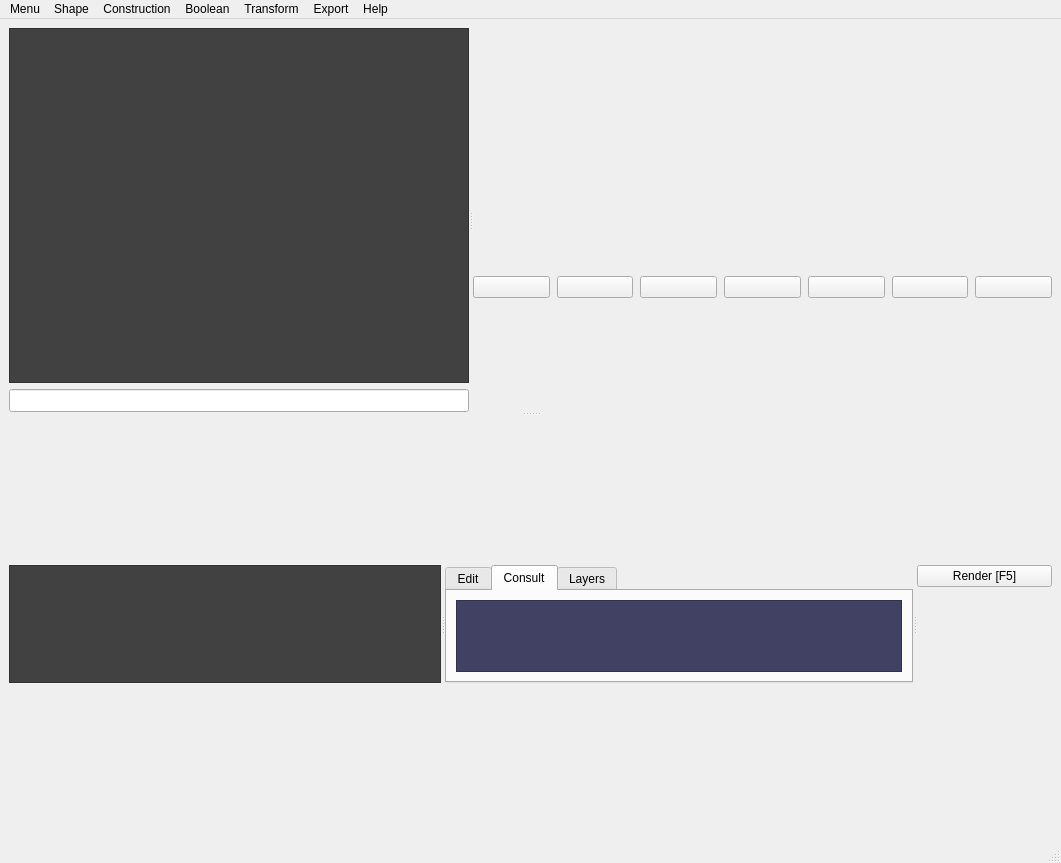
First picture: the form in poccad.ui, repository Tanneguydv/poccad, before the edit.
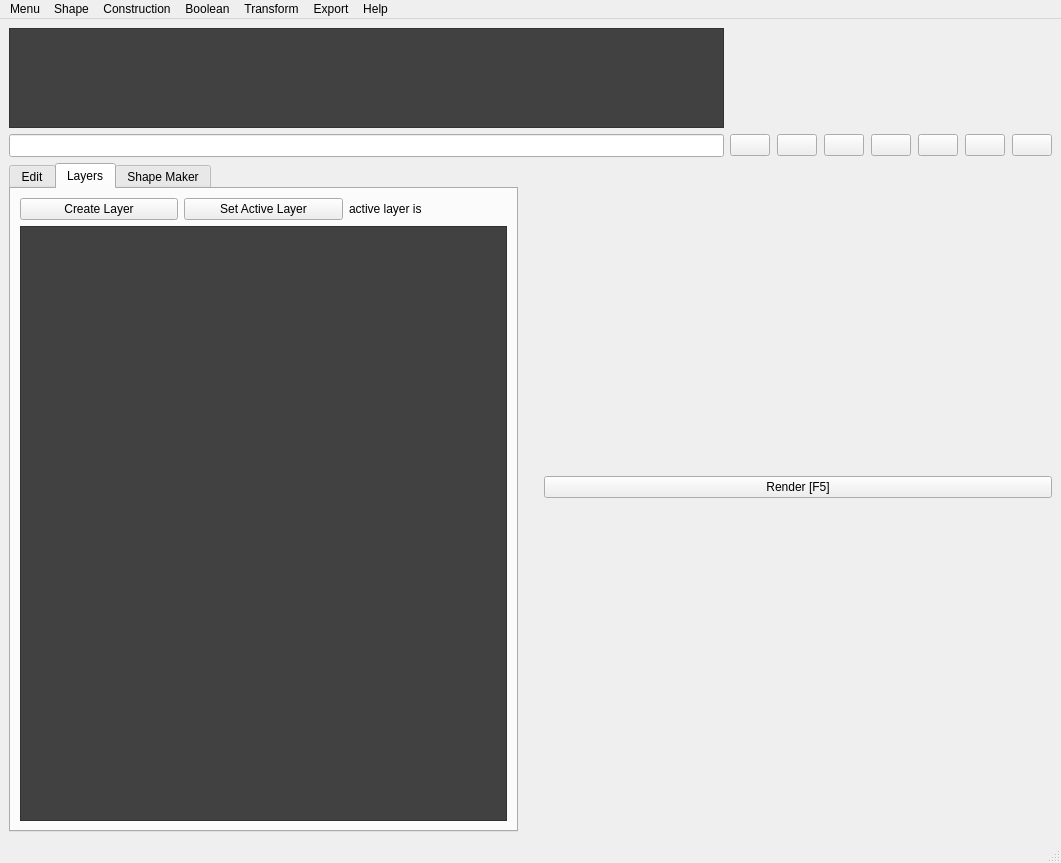
Second picture: the form after the edit. The open tabs and pages were chosen to show the change. Icons and pictures are not drawn. Custom widgets are drawn as their Qt base class.

Patch:
```diff
--- a/poccad.ui
+++ b/poccad.ui
@@ -25,20 +25,10 @@
      <verstretch>0</verstretch>
     </sizepolicy>
    </property>
+   <layout class="QGridLayout" name="gridLayout_3">
+    <item row="0" column="0">
    <layout class="QGridLayout" name="gridLayout">
     <item row="0" column="0">
-     <widget class="QSplitter" name="splitter_3">
-      <property name="orientation">
-       <enum>Qt::Vertical</enum>
-      </property>
-      <widget class="QWidget" name="horizontalLayoutWidget_4">
-       <layout class="QHBoxLayout" name="horizontalLayout_8">
-        <item>
-         <widget class="QSplitter" name="splitter_2">
-          <property name="orientation">
-           <enum>Qt::Horizontal</enum>
-          </property>
-          <widget class="QWidget" name="gridLayoutWidget">
            <layout class="QVBoxLayout" name="verticalLayout_2">
             <item>
              <widget class="QPlainTextEdit" name="output">
@@ -48,6 +38,18 @@
                 <verstretch>0</verstretch>
                </sizepolicy>
               </property>
+          <property name="minimumSize">
+           <size>
+            <width>300</width>
+            <height>20</height>
+           </size>
+          </property>
+          <property name="maximumSize">
+           <size>
+            <width>16777215</width>
+            <height>100</height>
+           </size>
+          </property>
               <property name="palette">
                <palette>
                 <active>
@@ -170,7 +172,6 @@
                <font>
                 <family>Consolas</family>
                 <pointsize>9</pointsize>
-                <weight>50</weight>
                 <italic>false</italic>
                 <bold>false</bold>
                </font>
@@ -201,6 +202,12 @@
                 <verstretch>0</verstretch>
                </sizepolicy>
               </property>
+          <property name="minimumSize">
+           <size>
+            <width>300</width>
+            <height>10</height>
+           </size>
+          </property>
               <property name="font">
                <font>
                 <family>Consolas</family>
@@ -213,8 +220,8 @@
              </widget>
             </item>
            </layout>
-          </widget>
-          <widget class="QWidget" name="layoutWidget">
+      </item>
+      <item row="0" column="1">
            <layout class="QVBoxLayout" name="verticalLayout">
             <item>
              <layout class="QGridLayout" name="gridLayout_2">
@@ -226,6 +233,12 @@
                   <verstretch>0</verstretch>
                  </sizepolicy>
                 </property>
+            <property name="maximumSize">
+             <size>
+              <width>100</width>
+              <height>100</height>
+             </size>
+            </property>
                 <property name="text">
                  <string/>
                 </property>
@@ -324,184 +337,10 @@
              </layout>
             </item>
            </layout>
-          </widget>
-         </widget>
-        </item>
-       </layout>
-      </widget>
-      <widget class="QWidget" name="horizontalLayoutWidget_3">
-       <layout class="QHBoxLayout" name="horizontalLayout_7">
-        <item>
-         <widget class="QSplitter" name="splitter">
-          <property name="sizePolicy">
-           <sizepolicy hsizetype="Expanding" vsizetype="Preferred">
-            <horstretch>0</horstretch>
-            <verstretch>20</verstretch>
-           </sizepolicy>
-          </property>
-          <property name="orientation">
-           <enum>Qt::Horizontal</enum>
-          </property>
-          <widget class="QWidget" name="horizontalLayoutWidget">
+      </item>
+      <item row="1" column="0" colspan="2">
            <layout class="QHBoxLayout" name="horizontalLayout">
             <item>
-             <widget class="QTreeWidget" name="treeWidget">
-              <property name="sizePolicy">
-               <sizepolicy hsizetype="Preferred" vsizetype="Expanding">
-                <horstretch>0</horstretch>
-                <verstretch>0</verstretch>
-               </sizepolicy>
-              </property>
-              <property name="palette">
-               <palette>
-                <active>
-                 <colorrole role="Button">
-                  <brush brushstyle="SolidPattern">
-                   <color alpha="255">
-                    <red>65</red>
-                    <green>65</green>
-                    <blue>65</blue>
-                   </color>
-                  </brush>
-                 </colorrole>
-                 <colorrole role="Text">
-                  <brush brushstyle="SolidPattern">
-                   <color alpha="255">
-                    <red>255</red>
-                    <green>255</green>
-                    <blue>255</blue>
-                   </color>
-                  </brush>
-                 </colorrole>
-                 <colorrole role="Base">
-                  <brush brushstyle="SolidPattern">
-                   <color alpha="255">
-                    <red>65</red>
-                    <green>65</green>
-                    <blue>65</blue>
-                   </color>
-                  </brush>
-                 </colorrole>
-                 <colorrole role="Window">
-                  <brush brushstyle="SolidPattern">
-                   <color alpha="255">
-                    <red>65</red>
-                    <green>65</green>
-                    <blue>65</blue>
-                   </color>
-                  </brush>
-                 </colorrole>
-                </active>
-                <inactive>
-                 <colorrole role="Button">
-                  <brush brushstyle="SolidPattern">
-                   <color alpha="255">
-                    <red>65</red>
-                    <green>65</green>
-                    <blue>65</blue>
-                   </color>
-                  </brush>
-                 </colorrole>
-                 <colorrole role="Text">
-                  <brush brushstyle="SolidPattern">
-                   <color alpha="255">
-                    <red>255</red>
-                    <green>255</green>
-                    <blue>255</blue>
-                   </color>
-                  </brush>
-                 </colorrole>
-                 <colorrole role="Base">
-                  <brush brushstyle="SolidPattern">
-                   <color alpha="255">
-                    <red>65</red>
-                    <green>65</green>
-                    <blue>65</blue>
-                   </color>
-                  </brush>
-                 </colorrole>
-                 <colorrole role="Window">
-                  <brush brushstyle="SolidPattern">
-                   <color alpha="255">
-                    <red>65</red>
-                    <green>65</green>
-                    <blue>65</blue>
-                   </color>
-                  </brush>
-                 </colorrole>
-                </inactive>
-                <disabled>
-                 <colorrole role="Button">
-                  <brush brushstyle="SolidPattern">
-                   <color alpha="255">
-                    <red>65</red>
-                    <green>65</green>
-                    <blue>65</blue>
-                   </color>
-                  </brush>
-                 </colorrole>
-                 <colorrole role="Text">
-                  <brush brushstyle="SolidPattern">
-                   <color alpha="255">
-                    <red>120</red>
-                    <green>120</green>
-                    <blue>120</blue>
-                   </color>
-                  </brush>
-                 </colorrole>
-                 <colorrole role="Base">
-                  <brush brushstyle="SolidPattern">
-                   <color alpha="255">
-                    <red>65</red>
-                    <green>65</green>
-                    <blue>65</blue>
-                   </color>
-                  </brush>
-                 </colorrole>
-                 <colorrole role="Window">
-                  <brush brushstyle="SolidPattern">
-                   <color alpha="255">
-                    <red>65</red>
-                    <green>65</green>
-                    <blue>65</blue>
-                   </color>
-                  </brush>
-                 </colorrole>
-                </disabled>
-               </palette>
-              </property>
-              <property name="contextMenuPolicy">
-               <enum>Qt::CustomContextMenu</enum>
-              </property>
-              <property name="styleSheet">
-               <string notr="true">background-color:rgb(65, 65, 65);
-</string>
-              </property>
-              <property name="dragEnabled">
-               <bool>true</bool>
-              </property>
-              <property name="dragDropMode">
-               <enum>QAbstractItemView::DragOnly</enum>
-              </property>
-              <property name="selectionMode">
-               <enum>QAbstractItemView::ExtendedSelection</enum>
-              </property>
-              <property name="indentation">
-               <number>15</number>
-              </property>
-              <property name="headerHidden">
-               <bool>true</bool>
-              </property>
-              <column>
-               <property name="text">
-                <string notr="true">1</string>
-               </property>
-              </column>
-             </widget>
-            </item>
-           </layout>
-          </widget>
-          <widget class="QWidget" name="horizontalLayoutWidget_2">
            <layout class="QHBoxLayout" name="horizontalLayout_6">
             <item>
              <widget class="QTabWidget" name="tabWidget">
@@ -677,173 +516,7 @@
                 </item>
                </layout>
               </widget>
-              <widget class="QWidget" name="tab_4">
-               <property name="sizePolicy">
-                <sizepolicy hsizetype="Expanding" vsizetype="Expanding">
-                 <horstretch>0</horstretch>
-                 <verstretch>0</verstretch>
-                </sizepolicy>
-               </property>
-               <attribute name="title">
-                <string>Consult</string>
-               </attribute>
-               <layout class="QHBoxLayout" name="horizontalLayout_2">
-                <item>
-                 <widget class="CodeEditor" name="Consult">
-                  <property name="sizePolicy">
-                   <sizepolicy hsizetype="Preferred" vsizetype="Preferred">
-                    <horstretch>0</horstretch>
-                    <verstretch>0</verstretch>
-                   </sizepolicy>
-                  </property>
-                  <property name="palette">
-                   <palette>
-                    <active>
-                     <colorrole role="Button">
-                      <brush brushstyle="SolidPattern">
-                       <color alpha="255">
-                        <red>65</red>
-                        <green>65</green>
-                        <blue>100</blue>
-                       </color>
-                      </brush>
-                     </colorrole>
-                     <colorrole role="Text">
-                      <brush brushstyle="SolidPattern">
-                       <color alpha="255">
-                        <red>255</red>
-                        <green>255</green>
-                        <blue>255</blue>
-                       </color>
-                      </brush>
-                     </colorrole>
-                     <colorrole role="Base">
-                      <brush brushstyle="SolidPattern">
-                       <color alpha="255">
-                        <red>65</red>
-                        <green>65</green>
-                        <blue>100</blue>
-                       </color>
-                      </brush>
-                     </colorrole>
-                     <colorrole role="Window">
-                      <brush brushstyle="SolidPattern">
-                       <color alpha="255">
-                        <red>65</red>
-                        <green>65</green>
-                        <blue>100</blue>
-                       </color>
-                      </brush>
-                     </colorrole>
-                    </active>
-                    <inactive>
-                     <colorrole role="Button">
-                      <brush brushstyle="SolidPattern">
-                       <color alpha="255">
-                        <red>65</red>
-                        <green>65</green>
-                        <blue>100</blue>
-                       </color>
-                      </brush>
-                     </colorrole>
-                     <colorrole role="Text">
-                      <brush brushstyle="SolidPattern">
-                       <color alpha="255">
-                        <red>255</red>
-                        <green>255</green>
-                        <blue>255</blue>
-                       </color>
-                      </brush>
-                     </colorrole>
-                     <colorrole role="Base">
-                      <brush brushstyle="SolidPattern">
-                       <color alpha="255">
-                        <red>65</red>
-                        <green>65</green>
-                        <blue>100</blue>
-                       </color>
-                      </brush>
-                     </colorrole>
-                     <colorrole role="Window">
-                      <brush brushstyle="SolidPattern">
-                       <color alpha="255">
-                        <red>65</red>
-                        <green>65</green>
-                        <blue>100</blue>
-                       </color>
-                      </brush>
-                     </colorrole>
-                    </inactive>
-                    <disabled>
-                     <colorrole role="Button">
-                      <brush brushstyle="SolidPattern">
-                       <color alpha="255">
-                        <red>65</red>
-                        <green>65</green>
-                        <blue>100</blue>
-                       </color>
-                      </brush>
-                     </colorrole>
-                     <colorrole role="Text">
-                      <brush brushstyle="SolidPattern">
-                       <color alpha="255">
-                        <red>120</red>
-                        <green>120</green>
-                        <blue>120</blue>
-                       </color>
-                      </brush>
-                     </colorrole>
-                     <colorrole role="Base">
-                      <brush brushstyle="SolidPattern">
-                       <color alpha="255">
-                        <red>65</red>
-                        <green>65</green>
-                        <blue>100</blue>
-                       </color>
-                      </brush>
-                     </colorrole>
-                     <colorrole role="Window">
-                      <brush brushstyle="SolidPattern">
-                       <color alpha="255">
-                        <red>65</red>
-                        <green>65</green>
-                        <blue>100</blue>
-                       </color>
-                      </brush>
-                     </colorrole>
-                    </disabled>
-                   </palette>
-                  </property>
-                  <property name="font">
-                   <font>
-                    <family>Consolas</family>
-                    <pointsize>10</pointsize>
-                    <weight>50</weight>
-                    <italic>false</italic>
-                    <bold>false</bold>
-                   </font>
-                  </property>
-                  <property name="styleSheet">
-                   <string notr="true">background-color:rgb(65, 65, 100);
-font: 10pt &quot;Consolas&quot;;</string>
-                  </property>
-                  <property name="tabChangesFocus">
-                   <bool>false</bool>
-                  </property>
-                  <property name="lineWrapMode">
-                   <enum>QPlainTextEdit::NoWrap</enum>
-                  </property>
-                  <property name="readOnly">
-                   <bool>true</bool>
-                  </property>
-                  <property name="tabStopWidth">
-                   <number>20</number>
-                  </property>
-                 </widget>
-                </item>
-               </layout>
-              </widget>
-              <widget class="QWidget" name="tab">
+            <widget class="QWidget" name="tab_layers">
                <property name="sizePolicy">
                 <sizepolicy hsizetype="Expanding" vsizetype="Expanding">
                  <horstretch>0</horstretch>
@@ -853,7 +526,32 @@
                <attribute name="title">
                 <string>Layers</string>
                </attribute>
-               <layout class="QHBoxLayout" name="horizontalLayout_5">
+             <layout class="QVBoxLayout" name="verticalLayout_4">
+              <item>
+               <layout class="QHBoxLayout" name="horizontalLayout_2">
+                <item>
+                 <widget class="QPushButton" name="create_layer_button">
+                  <property name="text">
+                   <string>Create Layer</string>
+                  </property>
+                 </widget>
+                </item>
+                <item>
+                 <widget class="QPushButton" name="set_active_layer_button">
+                  <property name="text">
+                   <string>Set Active Layer</string>
+                  </property>
+                 </widget>
+                </item>
+                <item>
+                 <widget class="QLabel" name="active_layer_label">
+                  <property name="text">
+                   <string>active layer is</string>
+                  </property>
+                 </widget>
+                </item>
+               </layout>
+              </item>
                 <item>
                  <widget class="QTreeWidget" name="treelayers">
                   <property name="sizePolicy">
@@ -1002,11 +700,36 @@
                 </item>
                </layout>
               </widget>
-             </widget>
+            <widget class="QWidget" name="tab_shape_maker">
+             <attribute name="title">
+              <string>Shape Maker</string>
+             </attribute>
+             <layout class="QGridLayout" name="gridLayout_4">
+              <item row="0" column="0">
+               <layout class="QVBoxLayout" name="shape_maker_layout"/>
             </item>
            </layout>
           </widget>
-          <widget class="QWidget" name="verticalLayoutWidget">
+           </widget>
+          </item>
+         </layout>
+        </item>
+        <item>
+         <spacer name="verticalSpacer">
+          <property name="orientation">
+           <enum>Qt::Vertical</enum>
+          </property>
+          <property name="sizeHint" stdset="0">
+           <size>
+            <width>20</width>
+            <height>40</height>
+           </size>
+          </property>
+         </spacer>
+        </item>
+        <item>
+         <layout class="QVBoxLayout" name="verticalLayout_3">
+          <item>
            <layout class="QVBoxLayout" name="OCClayout" stretch="0">
             <property name="sizeConstraint">
              <enum>QLayout::SetMaximumSize</enum>
@@ -1028,12 +751,25 @@
              </widget>
             </item>
            </layout>
-          </widget>
-         </widget>
-        </item>
-       </layout>
-      </widget>
-     </widget>
+          </item>
+          <item>
+           <spacer name="horizontalSpacer">
+            <property name="orientation">
+             <enum>Qt::Horizontal</enum>
+            </property>
+            <property name="sizeHint" stdset="0">
+             <size>
+              <width>40</width>
+              <height>20</height>
+             </size>
+            </property>
+           </spacer>
+          </item>
+         </layout>
+        </item>
+       </layout>
+      </item>
+     </layout>
     </item>
    </layout>
   </widget>
```
Left out of the diff: 11 changed lines with no effect on the pictures. Lines whose indentation alone changed are shown as unchanged.
